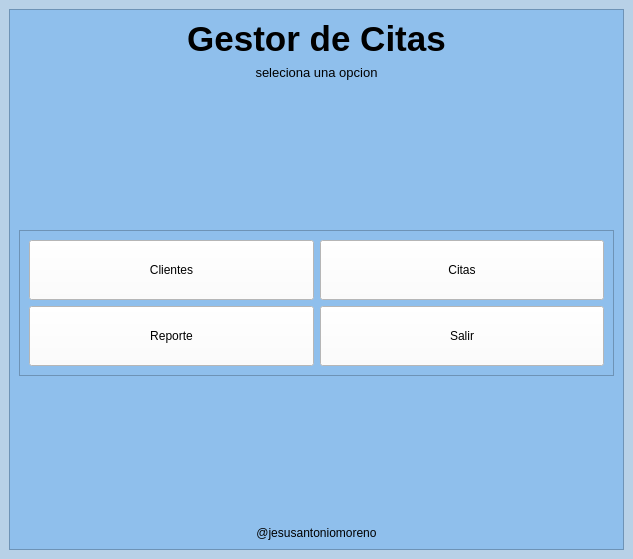
jesusantoniomorenorenova-spec/GestorDeCitas, file ui/dashboard.ui: the form before one commit.
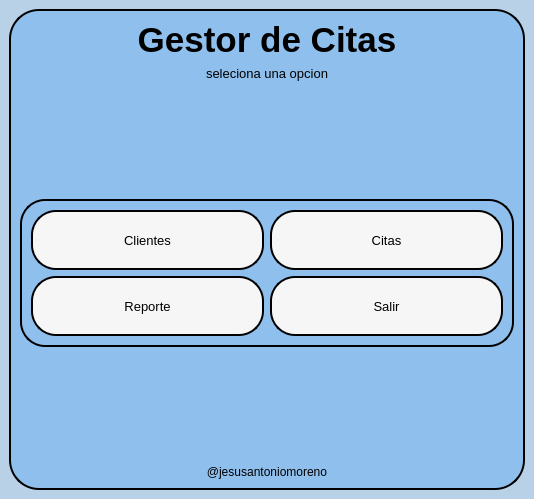
The form after the commit.

Patch:
```diff
--- a/ui/dashboard.ui
+++ b/ui/dashboard.ui
@@ -6,8 +6,8 @@
    <rect>
     <x>0</x>
     <y>0</y>
-    <width>633</width>
-    <height>559</height>
+    <width>534</width>
+    <height>499</height>
    </rect>
   </property>
   <property name="windowTitle">
@@ -21,7 +21,12 @@
     <item>
      <widget class="QFrame" name="frame">
       <property name="styleSheet">
-       <string notr="true">Background-color:#8fbfec;</string>
+       <string notr="true">QFrame{
+border: 2px solid black;
+border-radius: 30px;
+Background-color:#8fbfec;
+}
+</string>
       </property>
       <property name="frameShape">
        <enum>QFrame::StyledPanel</enum>
@@ -39,6 +44,9 @@
            <bold>true</bold>
           </font>
          </property>
+         <property name="styleSheet">
+          <string notr="true">border:null ;</string>
+         </property>
          <property name="text">
           <string>Gestor de Citas</string>
          </property>
@@ -54,6 +62,9 @@
            <pointsize>10</pointsize>
           </font>
          </property>
+         <property name="styleSheet">
+          <string notr="true">border:null ;</string>
+         </property>
          <property name="text">
           <string>seleciona una opcion</string>
          </property>
@@ -78,7 +89,9 @@
        <item>
         <widget class="QFrame" name="frameBotones">
          <property name="styleSheet">
-          <string notr="true"/>
+          <string notr="true">border-radius: 25;
+border:2px solid black;
+</string>
          </property>
          <property name="frameShape">
           <enum>QFrame::StyledPanel</enum>
@@ -95,9 +108,27 @@
               <height>60</height>
              </size>
             </property>
+            <property name="font">
+             <font>
+              <pointsize>10</pointsize>
+             </font>
+            </property>
             <property name="styleSheet">
-             <string notr="true">background-color:#ffffff;  
-</string>
+             <string notr="true">QPushButton { 
+    background-color:#f6f6f6;              
+    border-radius: 25px;
+}
+
+QPushButton:hover {
+    background-color: white; 
+   color: black; 
+ 
+}
+
+QPushButton:pressed {
+    background-color: white;    
+    color: black;              
+}</string>
             </property>
             <property name="text">
              <string>Clientes</string>
@@ -112,8 +143,27 @@
               <height>60</height>
              </size>
             </property>
+            <property name="font">
+             <font>
+              <pointsize>10</pointsize>
+             </font>
+            </property>
             <property name="styleSheet">
-             <string notr="true">Background-color:#ffffff;</string>
+             <string notr="true">QPushButton { 
+    background-color:#f6f6f6;              
+    border-radius: 25px;
+}
+
+QPushButton:hover {
+    background-color: white; 
+   color: black; 
+ 
+}
+
+QPushButton:pressed {
+    background-color: white;    
+    color: black;              
+}</string>
             </property>
             <property name="text">
              <string>Citas</string>
@@ -128,8 +178,27 @@
               <height>60</height>
              </size>
             </property>
+            <property name="font">
+             <font>
+              <pointsize>10</pointsize>
+             </font>
+            </property>
             <property name="styleSheet">
-             <string notr="true">Background-color:#ffffff;</string>
+             <string notr="true">QPushButton { 
+    background-color:#f6f6f6;              
+    border-radius: 25px;
+}
+
+QPushButton:hover {
+    background-color: white; 
+   color: black; 
+ 
+}
+
+QPushButton:pressed {
+    background-color: white;    
+    color: black;              
+}</string>
             </property>
             <property name="text">
              <string>Reporte</string>
@@ -144,8 +213,27 @@
               <height>60</height>
              </size>
             </property>
+            <property name="font">
+             <font>
+              <pointsize>10</pointsize>
+             </font>
+            </property>
             <property name="styleSheet">
-             <string notr="true">Background-color:#ffffff;</string>
+             <string notr="true">QPushButton { 
+    background-color:#f6f6f6;              
+    border-radius: 25px;
+}
+
+QPushButton:hover {
+    background-color: white; 
+   color: black; 
+ 
+}
+
+QPushButton:pressed {
+    background-color: white;    
+    color: black;              
+}</string>
             </property>
             <property name="text">
              <string>Salir</string>
@@ -170,6 +258,9 @@
        </item>
        <item>
         <widget class="QLabel" name="lblFoter">
+         <property name="styleSheet">
+          <string notr="true">border:null ;</string>
+         </property>
          <property name="text">
           <string>@jesusantoniomoreno</string>
          </property>
```
Left out of the diff: 5 changed lines with no effect on the pictures.
